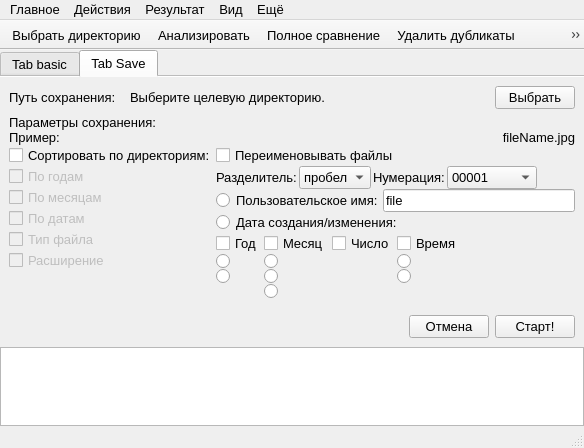
The window that mainwindow.ui (shurk4/Diplicate-cleaner) describes before a commit, drawn with Qt 5.
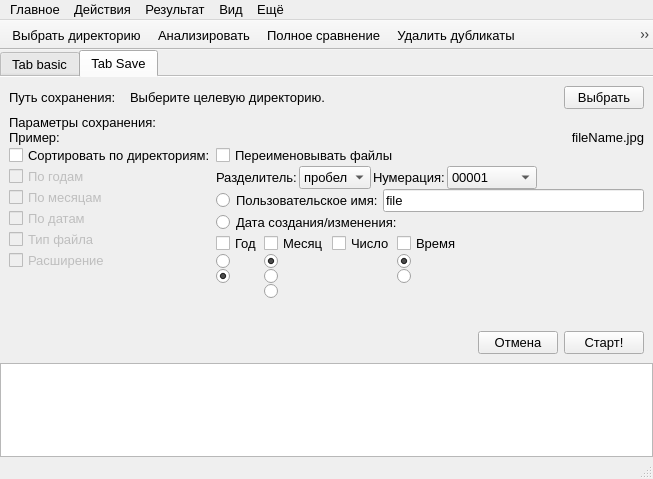
The same window after the commit.

The edit to the form file:
```diff
--- a/mainwindow.ui
+++ b/mainwindow.ui
@@ -6,8 +6,8 @@
    <rect>
     <x>0</x>
     <y>0</y>
-    <width>584</width>
-    <height>448</height>
+    <width>653</width>
+    <height>479</height>
    </rect>
   </property>
   <property name="font">
@@ -1310,6 +1310,9 @@
                            <property name="text">
                             <string/>
                            </property>
+                           <property name="checked">
+                            <bool>true</bool>
+                           </property>
                           </widget>
                          </item>
                         </layout>
@@ -1368,6 +1371,9 @@
                            <property name="text">
                             <string/>
                            </property>
+                           <property name="checked">
+                            <bool>true</bool>
+                           </property>
                           </widget>
                          </item>
                          <item>
@@ -1461,6 +1467,9 @@
                            <property name="text">
                             <string/>
                            </property>
+                           <property name="checked">
+                            <bool>true</bool>
+                           </property>
                           </widget>
                          </item>
                          <item>
@@ -1609,8 +1618,8 @@
     <rect>
      <x>0</x>
      <y>0</y>
-     <width>584</width>
-     <height>24</height>
+     <width>653</width>
+     <height>22</height>
     </rect>
    </property>
    <widget class="QMenu" name="menu">
```
Left out of the diff: 2 changed lines with no effect on the pictures.
